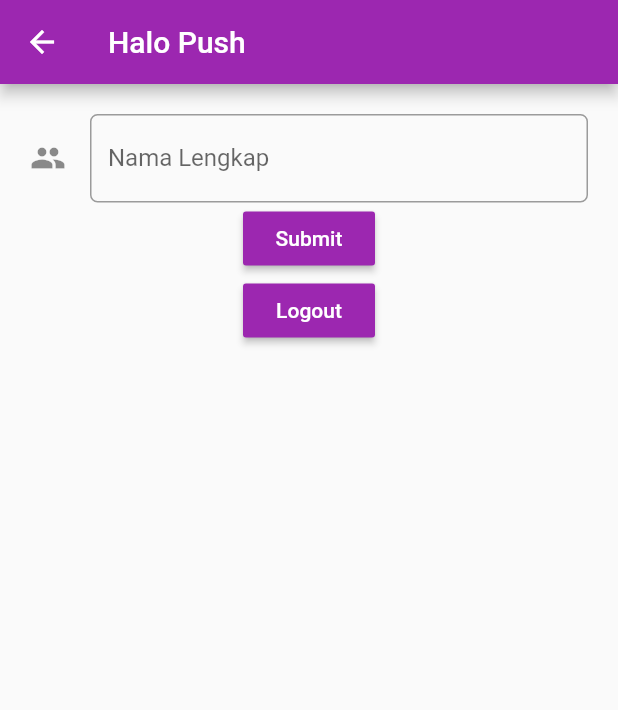
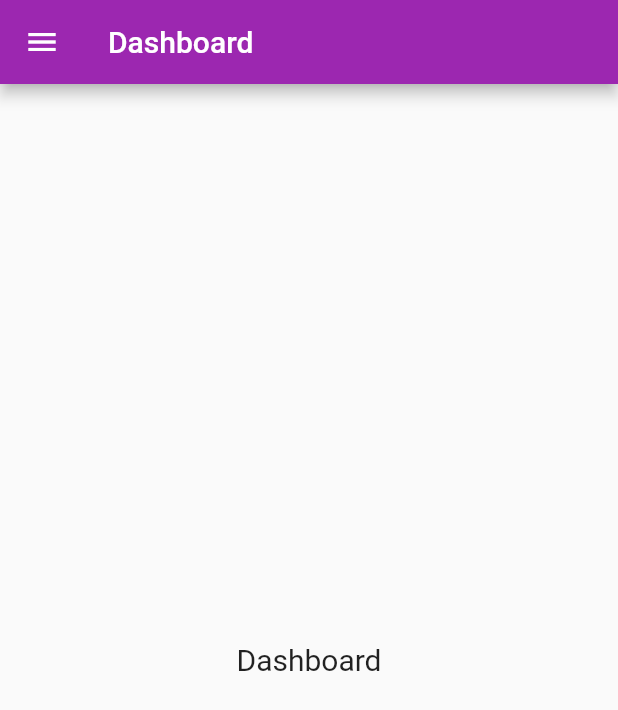
Before and after one commit to argowibowo/progmob2020uas, a Flutter app: the MyHomePage screen opened directly, after a tap on "Login", on a phone screen of 412 x 824 dp. Shown: the top 710 px of the screen. Run offline on Flutter 3.47's test engine with Material 2 defaults, Android fonts, the phone set to English and light mode, and no system bars; our stand-ins replace shared_preferences; accounts and stored records are empty.

```diff
--- /dev/null
+++ b/lib/dashboard.dart
@@ -0,0 +1,126 @@
+import 'package:flutter/material.dart';
+import 'package:flutter_72180185/main.dart';
+import 'package:shared_preferences/shared_preferences.dart';
+
+import 'dosen/dashboarddosen.dart';
+import 'jadwal/dashboardjadwal.dart';
+import 'mahasiswa/dashboardmhs.dart';
+import 'matakuliah/dashboardmatakuliah.dart';
+
+class Dashboard extends StatefulWidget {
+  Dashboard({Key key, this.title}) : super(key: key);
+  final String title;
+
+  @override
+  _DashboardState createState() => _DashboardState();
+}
+class _DashboardState extends State<Dashboard> {
+  final _formKey = GlobalKey<FormState>();
+
+  @override
+  void initState() {
+    super.initState();
+  }
+
+  @override
+  Widget build(BuildContext context) {
+    return Scaffold(
+      appBar: AppBar(
+        title: Text(widget.title),
+      ),
+      drawer: Drawer(
+        child: ListView(
+          children: <Widget>[
+            UserAccountsDrawerHeader(
+                accountName: Text("Fransisca Fethy Angelina"),
+                accountEmail: Text("fransisca.fethy@si.ukdw.ac.id"),
+                currentAccountPicture: CircleAvatar(
+                  backgroundColor: Colors.white,
+                  child: Text(
+                    "FF",
+                    style: TextStyle(fontSize: 40.0),
+                  ),
+                ) ,
+            ),
+            ListTile(
+              title: Text("Data Dosen"),
+              trailing: Icon(Icons.people),
+              //leading: Icon(Icons.person_pin), <-- bisa menggunakan ini
+              subtitle: Text("Menu CRUD Data Dosen"),
+              onTap: (){
+                Navigator.pop(context);
+                Navigator.push(
+                  context,
+                  MaterialPageRoute(builder: (context) => DashboardDosen(title: "Dashboard Dosen")),
+                );
+              },
+            ),
+            ListTile(
+              title: Text("Data Mahasiswa"),
+              trailing: Icon(Icons.people_outline),
+              subtitle: Text("Menu CRUD Data Mahasiswa"),
+              onTap: (){
+                Navigator.pop(context);
+                Navigator.push(
+                  context,
+                  MaterialPageRoute(builder: (context) => DashboardMhs(title: "Dashboard Mahasiswa")),
+                );
+              },
+            ),
+            ListTile(
+              title: Text("Data Matakuliah"),
+              trailing: Icon(Icons.book),
+              subtitle: Text("Menu CRUD Data Matakuliah"),
+              onTap: (){
+                Navigator.pop(context);
+                Navigator.push(
+                  context,
+                  MaterialPageRoute(builder: (context) => DashboardMatakuliah(title: "Dashboard Matakuliah")),
+                );
+              },
+            ),
+            ListTile(
+              title: Text("Data Jadwal"),
+              trailing: Icon(Icons.schedule),
+              subtitle: Text("Menu CRUD Data Jadwal"),
+              onTap: (){
+                Navigator.pop(context);
+                Navigator.push(
+                  context,
+                  MaterialPageRoute(builder: (context) => DashboardJadwal(title: "Dashboard Jadwal")),
+                );
+              },
+            ),
+            Divider(
+              color: Colors.black,
+              height: 20,
+              indent: 10,
+              endIndent: 10,
+            ),
+            ListTile(
+              title: Text("Logout"),
+              trailing: Icon(Icons.exit_to_app),
+              onTap: () async{
+                SharedPreferences pref = await SharedPreferences.getInstance();
+                await pref.setInt("is_login", 0);
+                Navigator.pushReplacement(
+                  context,
+                  MaterialPageRoute(builder: (context) => MyHomePage(title: "Halo Push",)),
+                );
+              },
+            ),
+          ],
+        ),
+      ),
+      body: Container(
+        child: Center(
+          child: Text("Dashboard",
+          style:  TextStyle(
+              fontSize: 20
+          )
+        ),
+      ),
+    )
+    );
+  }
+}
--- a/lib/main.dart
+++ b/lib/main.dart
@@ -2,7 +2,8 @@ import 'package:flutter/material.dart';
 import 'package:flutter_72180185/splashscreen.dart';
 import 'package:flutter_72180185/tugaspertemuan8.dart';
 import 'package:shared_preferences/shared_preferences.dart';
-//import 'pertemuan1.dart';
+import 'dashboard.dart';
+
 
 void main() {
   runApp(MyApp());
@@ -61,7 +62,7 @@ class _MyHomePageState extends State<MyHomePage> {
     if(isLogin == 1){
       Navigator.pushReplacement(
         context,
-        MaterialPageRoute(builder: (context) => TugasPertemuan8(title: "Halo Push",)),
+        MaterialPageRoute(builder: (context) => Dashboard(title: "Dashboard",)),
       );
     }
   }
@@ -97,7 +98,7 @@ class _MyHomePageState extends State<MyHomePage> {
                 await pref.setInt("is_login", 1);
                 Navigator.pushReplacement(
                   context,
-                  MaterialPageRoute(builder: (context) => TugasPertemuan8(title: "Halo Push",)),
+                  MaterialPageRoute(builder: (context) => Dashboard(title: "Dashboard",)),
                 );
               },
             )
--- a/lib/splashscreen.dart
+++ b/lib/splashscreen.dart
@@ -1,6 +1,7 @@
 import 'dart:async';
 
 import 'package:flutter/material.dart';
+import 'package:flutter_72180185/dashboard.dart';
 import 'package:flutter_72180185/main.dart';
 import 'package:flutter_72180185/tugaspertemuan8.dart';
 import 'package:shared_preferences/shared_preferences.dart';
@@ -21,6 +22,23 @@ class _SplashScreenState extends State<SplashScreen> {
     startSplashScreen();
   }
 
+  // startSplashScreen() async {
+  //   var duration = const Duration(seconds: 5);
+  //   SharedPreferences pref = await SharedPreferences.getInstance();
+  //   int login = pref.getInt("is_login");
+  //   if(login == 0){
+  //   return Timer(duration, () {
+  //     Navigator.pushReplacement(context,
+  //         MaterialPageRoute(builder: (context) => MyHomePage(title: "Halo Push",)));
+  //   });
+  // }else {
+  //     return Timer(duration, () {
+  //       Navigator.pushReplacement(context,
+  //           MaterialPageRoute(builder: (context) => TugasPertemuan8(title: "TugasPertemuan8",)));
+  //     });
+  //   }
+  // }
+
   startSplashScreen() async {
       var duration = const Duration(seconds: 5);
       SharedPreferences pref = await SharedPreferences.getInstance();
@@ -28,7 +46,7 @@ class _SplashScreenState extends State<SplashScreen> {
       if(login == 0){
       return Timer(duration, () {
         Navigator.pushReplacement(context,
-          MaterialPageRoute(builder: (context) => MyHomePage(title: "Halo Push",)));
+            MaterialPageRoute(builder: (context) => Dashboard(title: "Dashboard",)));
       });
     }else {
         return Timer(duration, () {
--- a/lib/tugaspertemuan8.dart
+++ b/lib/tugaspertemuan8.dart
@@ -11,6 +11,7 @@ class TugasPertemuan8 extends StatefulWidget {
 }
 class _TugasPertemuan8State extends State<TugasPertemuan8> {
   final _formKey = GlobalKey<FormState>();
+
   @override
   Widget build(BuildContext context) {
     return Scaffold(
```
Also changed, not shown: lib/dosen/dashboarddosen.dart (added, +73 -0 lines), lib/jadwal/dashboardjadwal.dart (added, +73 -0 lines), lib/mahasiswa/dashboardmhs.dart (added, +73 -0 lines), lib/matakuliah/dashboardmatakuliah.dart (added, +73 -0 lines). Lines whose indentation alone changed are shown as unchanged.
